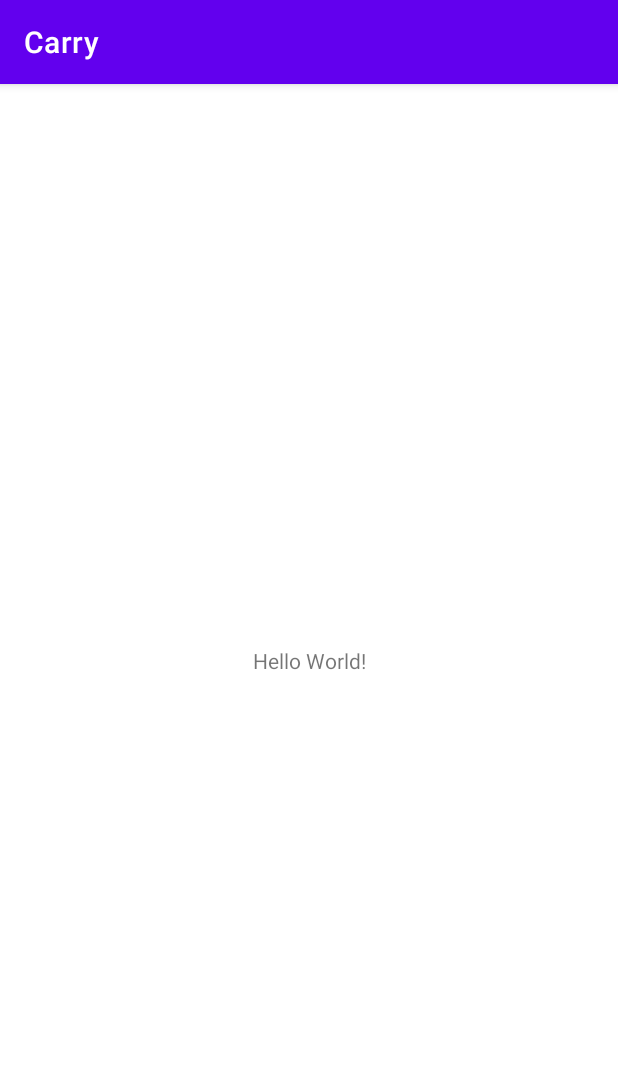
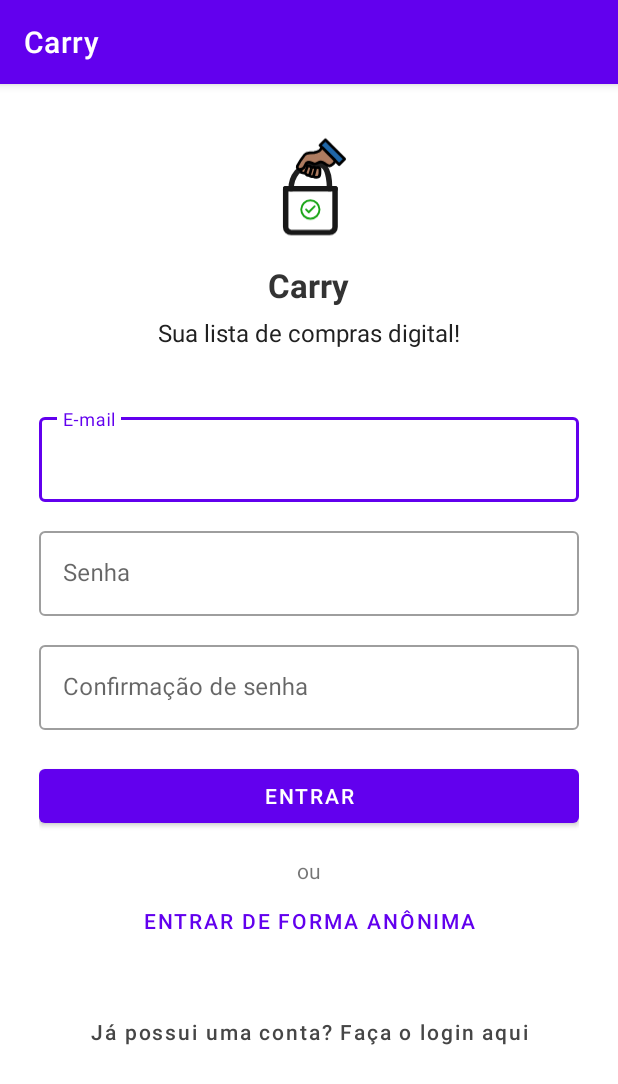
Before and after one commit to viniciusrodrigues1a/carry, an Android app: the screen it shows after launch (MainActivity), on a phone screen of 412 x 824 dp. Shown: the top 1084 px of the screen. Run offline under Robolectric (Android 15) with nearby library versions, the phone set to English and light mode, and no system bars.

Commit message:
style: add fragment SignupFragment

```diff
--- /dev/null
+++ b/app/src/main/java/com/viniciusrodriguesaro/carry/ui/SignupFragment.kt
@@ -0,0 +1,22 @@
+package com.viniciusrodriguesaro.carry.ui
+
+import android.os.Bundle
+import androidx.fragment.app.Fragment
+import android.view.LayoutInflater
+import android.view.View
+import android.view.ViewGroup
+import com.viniciusrodriguesaro.carry.R
+
+
+class SignupFragment : Fragment() {
+    override fun onCreate(savedInstanceState: Bundle?) {
+        super.onCreate(savedInstanceState)
+    }
+
+    override fun onCreateView(
+        inflater: LayoutInflater, container: ViewGroup?,
+        savedInstanceState: Bundle?
+    ): View? {
+        return inflater.inflate(R.layout.fragment_signup, container, false)
+    }
+}
--- a/app/src/main/res/layout/activity_main.xml
+++ b/app/src/main/res/layout/activity_main.xml
@@ -6,10 +6,8 @@
   android:layout_height="match_parent"
   tools:context=".MainActivity">
 
-  <TextView
-    android:layout_width="wrap_content"
-    android:layout_height="wrap_content"
-    android:text="Hello World!"
+  <include
+    layout="@layout/fragment_signup"
     app:layout_constraintBottom_toBottomOf="parent"
     app:layout_constraintEnd_toEndOf="parent"
     app:layout_constraintStart_toStartOf="parent"
--- /dev/null
+++ b/app/src/main/res/layout/fragment_signup.xml
@@ -0,0 +1,145 @@
+<?xml version="1.0" encoding="utf-8"?>
+<ScrollView xmlns:android="http://schemas.android.com/apk/res/android"
+  xmlns:app="http://schemas.android.com/apk/res-auto"
+  xmlns:tools="http://schemas.android.com/tools"
+  android:layout_width="match_parent"
+  android:layout_height="match_parent"
+  tools:context=".ui.SignupFragment">
+
+  <androidx.constraintlayout.widget.ConstraintLayout
+    android:layout_width="match_parent"
+    android:layout_height="wrap_content"
+    android:paddingHorizontal="26dp"
+    android:paddingVertical="14dp">
+
+    <ImageView
+      android:id="@+id/logo"
+      android:layout_width="64dp"
+      android:layout_height="73dp"
+      android:layout_marginTop="20dp"
+      android:contentDescription="@string/logo_content_description"
+      android:src="@drawable/logo"
+      app:layout_constraintLeft_toLeftOf="parent"
+      app:layout_constraintRight_toRightOf="parent"
+      app:layout_constraintTop_toTopOf="parent" />
+
+    <TextView
+      android:id="@+id/title"
+      android:layout_width="wrap_content"
+      android:layout_height="wrap_content"
+      android:layout_marginTop="12dp"
+      android:text="@string/app_name"
+      android:textColor="#333333"
+      android:textSize="22sp"
+      android:textStyle="bold"
+      app:layout_constraintLeft_toLeftOf="parent"
+      app:layout_constraintRight_toRightOf="parent"
+      app:layout_constraintTop_toBottomOf="@id/logo" />
+
+    <TextView
+      android:id="@+id/subtitle"
+      android:layout_width="wrap_content"
+      android:layout_height="wrap_content"
+      android:layout_marginTop="6dp"
+      android:text="@string/login_subtitle"
+      android:textColor="#212121"
+      android:textSize="16sp"
+      app:layout_constraintLeft_toLeftOf="parent"
+      app:layout_constraintRight_toRightOf="parent"
+      app:layout_constraintTop_toBottomOf="@+id/title" />
+
+    <com.google.android.material.textfield.TextInputLayout
+      android:id="@+id/emailTextField"
+      style="@style/Widget.MaterialComponents.TextInputLayout.OutlinedBox"
+      android:layout_width="match_parent"
+      android:layout_height="wrap_content"
+      android:layout_marginTop="40dp"
+      android:hint="@string/login_email_hint"
+      app:layout_constraintLeft_toLeftOf="parent"
+      app:layout_constraintRight_toRightOf="parent"
+      app:layout_constraintTop_toBottomOf="@+id/subtitle">
+
+      <com.google.android.material.textfield.TextInputEditText
+        android:layout_width="match_parent"
+        android:layout_height="wrap_content" />
+    </com.google.android.material.textfield.TextInputLayout>
+
+    <com.google.android.material.textfield.TextInputLayout
+      android:id="@+id/passwordTextField"
+      style="@style/Widget.MaterialComponents.TextInputLayout.OutlinedBox"
+      android:layout_width="match_parent"
+      android:layout_height="wrap_content"
+      android:layout_marginTop="14dp"
+      android:hint="@string/login_password_hint"
+      app:layout_constraintLeft_toLeftOf="parent"
+      app:layout_constraintRight_toRightOf="parent"
+      app:layout_constraintTop_toBottomOf="@+id/emailTextField">
+
+      <com.google.android.material.textfield.TextInputEditText
+        android:layout_width="match_parent"
+        android:layout_height="wrap_content" />
+    </com.google.android.material.textfield.TextInputLayout>
+
+    <com.google.android.material.textfield.TextInputLayout
+      android:id="@+id/passwordConfirmationTextField"
+      style="@style/Widget.MaterialComponents.TextInputLayout.OutlinedBox"
+      android:layout_width="match_parent"
+      android:layout_height="wrap_content"
+      android:layout_marginTop="14dp"
+      android:hint="@string/login_password_confirmation_hint"
+      app:layout_constraintLeft_toLeftOf="parent"
+      app:layout_constraintRight_toRightOf="parent"
+      app:layout_constraintTop_toBottomOf="@+id/passwordTextField">
+
+      <com.google.android.material.textfield.TextInputEditText
+        android:layout_width="match_parent"
+        android:layout_height="wrap_content" />
+    </com.google.android.material.textfield.TextInputLayout>
+
+
+    <Button
+      android:id="@+id/signinButton"
+      android:layout_width="match_parent"
+      android:layout_height="wrap_content"
+      android:layout_marginTop="20dp"
+      android:text="@string/login_signin_button_label"
+      app:layout_constraintLeft_toLeftOf="parent"
+      app:layout_constraintRight_toRightOf="parent"
+      app:layout_constraintTop_toBottomOf="@id/passwordConfirmationTextField" />
+
+    <TextView
+      android:id="@+id/alternativeTextView"
+      android:layout_width="wrap_content"
+      android:layout_height="wrap_content"
+      android:layout_marginTop="16dp"
+      android:layout_marginBottom="16dp"
+      android:text="@string/login_alternative_text"
+      app:layout_constraintLeft_toLeftOf="parent"
+      app:layout_constraintRight_toRightOf="parent"
+      app:layout_constraintTop_toBottomOf="@id/signinButton" />
+
+    <Button
+      android:id="@+id/signinAnonymouslyButton"
+      style="@style/Widget.MaterialComponents.Button.TextButton"
+      android:layout_width="match_parent"
+      android:layout_height="wrap_content"
+      android:text="@string/login_signin_anonymously_button_label"
+      app:layout_constraintLeft_toLeftOf="parent"
+      app:layout_constraintRight_toRightOf="parent"
+      app:layout_constraintTop_toBottomOf="@id/alternativeTextView" />
+
+    <Button
+      android:id="@+id/signupButton"
+      style="@style/Widget.MaterialComponents.Button.TextButton"
+      android:layout_width="match_parent"
+      android:layout_height="wrap_content"
+      android:layout_marginTop="26dp"
+      android:text="@string/login_go_to_signup"
+      android:textAllCaps="false"
+      android:textColor="#464646"
+      app:layout_constraintLeft_toLeftOf="parent"
+      app:layout_constraintRight_toRightOf="parent"
+      app:layout_constraintTop_toBottomOf="@id/signinAnonymouslyButton" />
+
+  </androidx.constraintlayout.widget.ConstraintLayout>
+</ScrollView>
--- a/app/src/main/res/values/strings.xml
+++ b/app/src/main/res/values/strings.xml
@@ -1,3 +1,13 @@
 <resources>
   <string name="app_name">Carry</string>
+  <string name="logo_content_description">App\'s logo</string>
+
+  <string name="login_email_hint">E-mail</string>
+  <string name="login_subtitle">Sua lista de compras digital!</string>
+  <string name="login_signin_button_label">Entrar</string>
+  <string name="login_alternative_text">ou</string>
+  <string name="login_signin_anonymously_button_label">Entrar de forma anônima</string>
+  <string name="login_go_to_signup">Já possui uma conta? Faça o login aqui</string>
+  <string name="login_password_hint">Senha</string>
+  <string name="login_password_confirmation_hint">Confirmação de senha</string>
 </resources>
```
